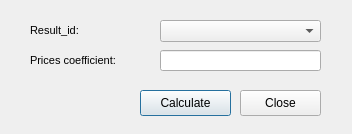
The window that ui/plan_estimate_result_new.ui (Giswater/giswater_qgis_plugin) describes before a commit, drawn with Qt 5.
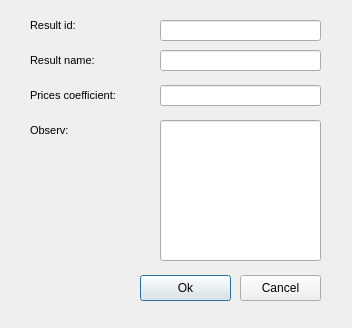
The same window after the commit.

Commit message: Update form estimate_result

```diff
--- a/ui/plan_estimate_result_new.ui
+++ b/ui/plan_estimate_result_new.ui
@@ -7,7 +7,7 @@
     <x>0</x>
     <y>0</y>
     <width>352</width>
-    <height>134</height>
+    <height>328</height>
    </rect>
   </property>
   <property name="windowTitle">
@@ -20,7 +20,7 @@
    <property name="geometry">
     <rect>
      <x>160</x>
-     <y>50</y>
+     <y>85</y>
      <width>161</width>
      <height>21</height>
     </rect>
@@ -42,7 +42,7 @@
    <property name="geometry">
     <rect>
      <x>30</x>
-     <y>50</y>
+     <y>85</y>
      <width>121</width>
      <height>21</height>
     </rect>
@@ -63,33 +63,150 @@
    <property name="geometry">
     <rect>
      <x>140</x>
-     <y>90</y>
+     <y>275</y>
      <width>91</width>
      <height>26</height>
     </rect>
    </property>
    <property name="text">
-    <string>Calculate</string>
+    <string>Ok</string>
    </property>
   </widget>
   <widget class="QPushButton" name="btn_close">
    <property name="geometry">
     <rect>
      <x>240</x>
-     <y>90</y>
+     <y>275</y>
      <width>81</width>
      <height>26</height>
     </rect>
    </property>
    <property name="text">
-    <string>Close</string>
+    <string>Cancel</string>
+   </property>
+  </widget>
+  <widget class="QLabel" name="label_result_name">
+   <property name="geometry">
+    <rect>
+     <x>30</x>
+     <y>50</y>
+     <width>111</width>
+     <height>21</height>
+    </rect>
+   </property>
+   <property name="font">
+    <font>
+     <family>MS Shell Dlg 2</family>
+     <pointsize>8</pointsize>
+     <weight>50</weight>
+     <bold>false</bold>
+    </font>
+   </property>
+   <property name="text">
+    <string>Result name:</string>
+   </property>
+  </widget>
+  <widget class="QLineEdit" name="text_result_name">
+   <property name="enabled">
+    <bool>true</bool>
+   </property>
+   <property name="geometry">
+    <rect>
+     <x>160</x>
+     <y>50</y>
+     <width>161</width>
+     <height>21</height>
+    </rect>
+   </property>
+   <property name="font">
+    <font>
+     <family>Arial</family>
+     <italic>true</italic>
+    </font>
+   </property>
+   <property name="text">
+    <string/>
+   </property>
+   <property name="alignment">
+    <set>Qt::AlignLeading|Qt::AlignLeft|Qt::AlignTop</set>
+   </property>
+  </widget>
+  <widget class="QLineEdit" name="text_observ">
+   <property name="enabled">
+    <bool>true</bool>
+   </property>
+   <property name="geometry">
+    <rect>
+     <x>160</x>
+     <y>120</y>
+     <width>161</width>
+     <height>141</height>
+    </rect>
+   </property>
+   <property name="font">
+    <font>
+     <family>Arial</family>
+     <italic>true</italic>
+    </font>
+   </property>
+   <property name="text">
+    <string/>
+   </property>
+   <property name="alignment">
+    <set>Qt::AlignLeading|Qt::AlignLeft|Qt::AlignTop</set>
+   </property>
+  </widget>
+  <widget class="QLabel" name="label_observ">
+   <property name="geometry">
+    <rect>
+     <x>30</x>
+     <y>120</y>
+     <width>111</width>
+     <height>21</height>
+    </rect>
+   </property>
+   <property name="font">
+    <font>
+     <family>MS Shell Dlg 2</family>
+     <pointsize>8</pointsize>
+     <weight>50</weight>
+     <bold>false</bold>
+    </font>
+   </property>
+   <property name="text">
+    <string>Observ:</string>
+   </property>
+  </widget>
+  <widget class="QLineEdit" name="text_result_id">
+   <property name="enabled">
+    <bool>true</bool>
+   </property>
+   <property name="geometry">
+    <rect>
+     <x>160</x>
+     <y>20</y>
+     <width>161</width>
+     <height>21</height>
+    </rect>
+   </property>
+   <property name="font">
+    <font>
+     <family>Arial</family>
+     <italic>true</italic>
+    </font>
+   </property>
+   <property name="text">
+    <string/>
+   </property>
+   <property name="alignment">
+    <set>Qt::AlignLeading|Qt::AlignLeft|Qt::AlignTop</set>
    </property>
   </widget>
   <widget class="QLabel" name="label_result_id">
    <property name="geometry">
     <rect>
      <x>30</x>
-     <y>20</y>
+     <y>15</y>
      <width>111</width>
      <height>21</height>
     </rect>
@@ -103,17 +220,7 @@
     </font>
    </property>
    <property name="text">
-    <string>Result_id:</string>
-   </property>
-  </widget>
-  <widget class="QComboBox" name="result_id">
-   <property name="geometry">
-    <rect>
-     <x>160</x>
-     <y>20</y>
-     <width>161</width>
-     <height>22</height>
-    </rect>
+    <string>Result id:</string>
    </property>
   </widget>
  </widget>
```
